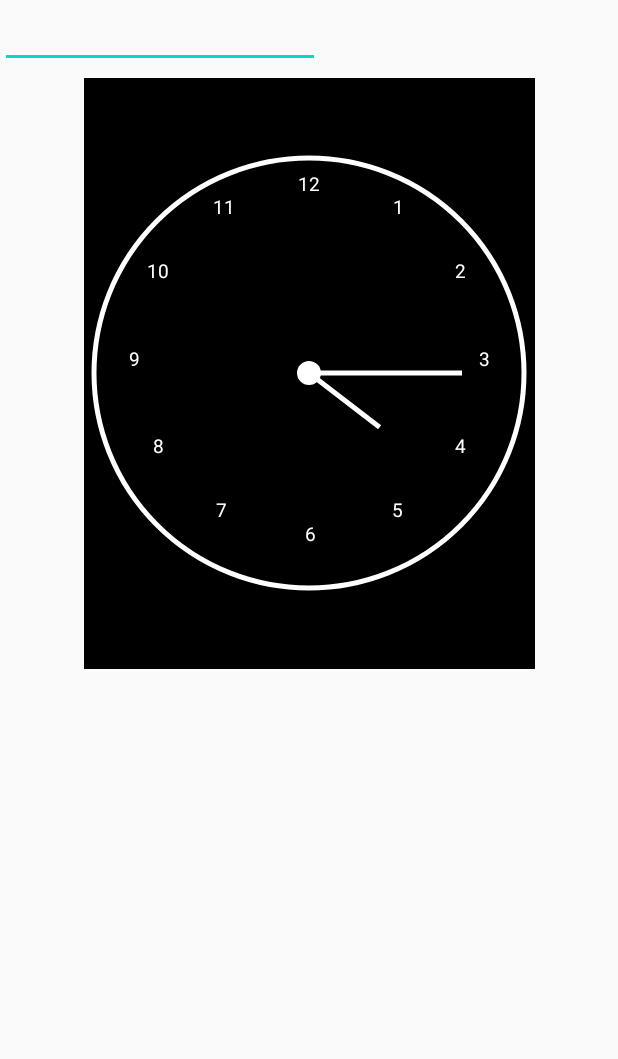
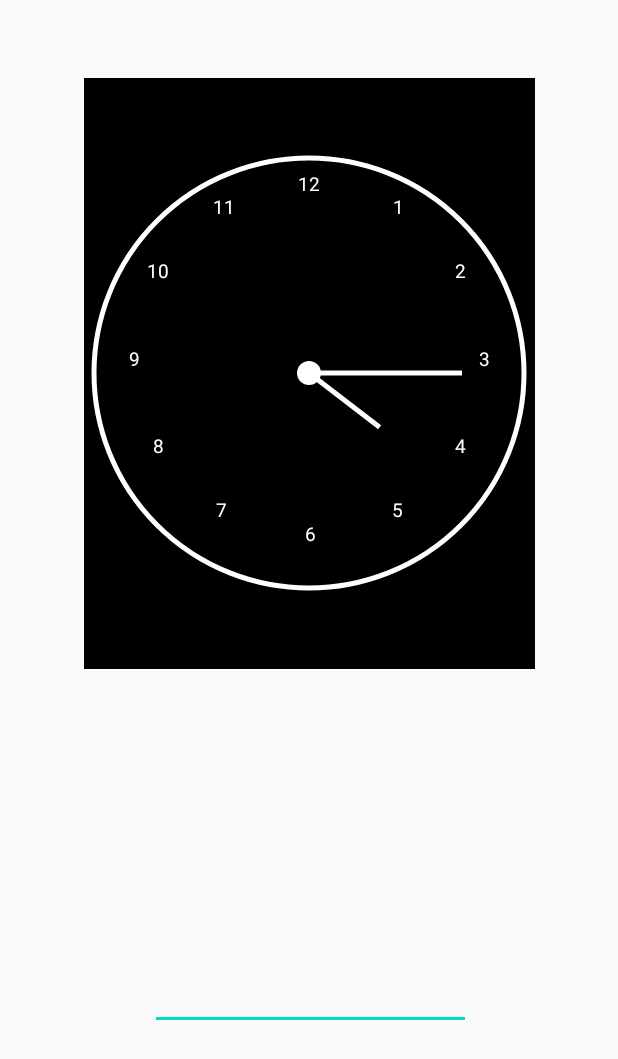
Before and after one commit to meghanabhat29/Kids-Education-App, an Android app: the TimeReading screen opened directly, with no data from a screen before it, on a phone screen of 412 x 824 dp. Shown: the top 1059 px of the screen. Run offline under Robolectric (Android 15) with nearby library versions, the phone set to English and light mode, and no system bars.

Commit message:
Number Activity pages front end done

```diff
--- a/app/build.gradle
+++ b/app/build.gradle
@@ -3,7 +3,7 @@ apply plugin: 'com.google.gms.google-services'
 
 android {
     compileSdkVersion 29
-    buildToolsVersion "29.0.2"
+    buildToolsVersion "29.0.3"
 
     defaultConfig {
         applicationId "com.example.educationapp"
@@ -32,7 +32,7 @@ dependencies {
     implementation 'pl.droidsonroids.gif:android-gif-drawable:1.2.17'
     implementation 'androidx.appcompat:appcompat:1.1.0'
     implementation 'androidx.constraintlayout:constraintlayout:1.1.3'
-    implementation 'com.google.firebase:firebase-auth:19.3.0'
+    implementation 'com.google.firebase:firebase-auth:19.3.1'
     testImplementation 'junit:junit:4.12'
     androidTestImplementation 'androidx.test.ext:junit:1.1.1'
     androidTestImplementation 'androidx.test.espresso:espresso-core:3.2.0'
--- a/app/src/main/res/layout/activity_time_reading.xml
+++ b/app/src/main/res/layout/activity_time_reading.xml
@@ -22,9 +22,18 @@
     <EditText
         android:id="@+id/editText3"
         android:layout_width="wrap_content"
-        android:layout_height="wrap_content"
+        android:layout_height="60dp"
+        android:layout_below="@+id/clock"
+        android:layout_alignParentStart="true"
+        android:layout_alignParentEnd="true"
+        android:layout_alignParentBottom="true"
+        android:layout_marginStart="100dp"
+        android:layout_marginTop="-198dp"
+        android:layout_marginEnd="98dp"
+        android:layout_marginBottom="137dp"
         android:ems="10"
-        android:inputType="time" />
+        android:inputType="time"
+        android:selectAllOnFocus="false" />
 
 
 </RelativeLayout>
```
